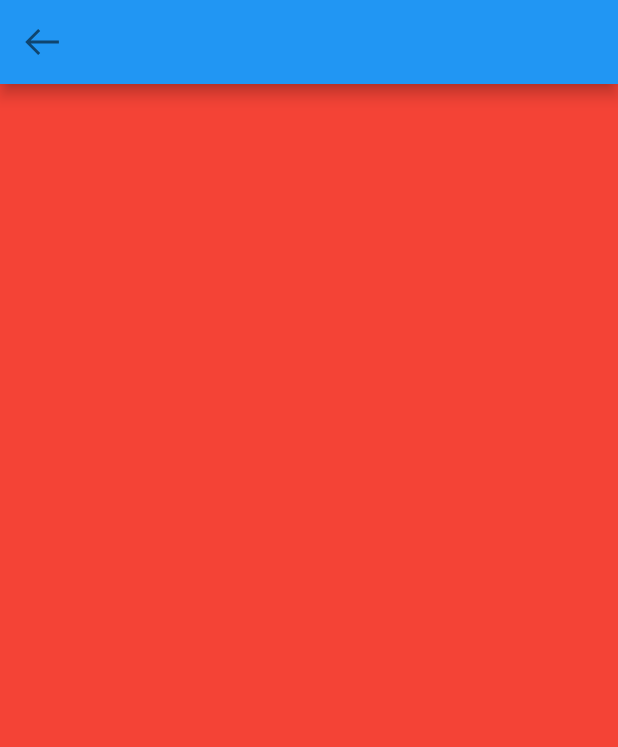
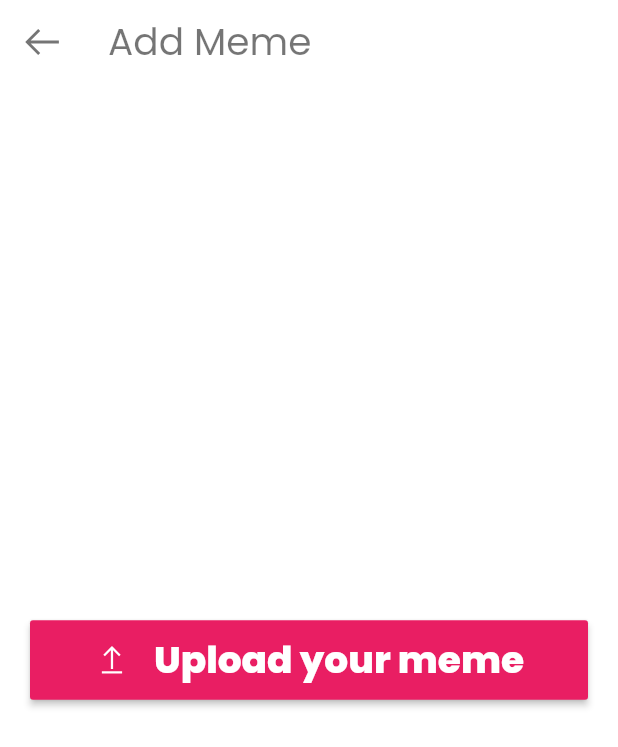
Before and after one commit to dwvicy/memeapp, a Flutter app: the FeaturePage screen opened by its route, on a phone screen of 412 x 824 dp. Shown: the top 747 px of the screen. Run offline on Flutter 3.47's test engine with Material 2 defaults, Android fonts, the phone set to English and light mode, and no system bars; our stand-ins replace carousel_slider, line_icons.

Commit message:
feat: addMeme

```diff
--- a/lib/screens/feature.dart
+++ b/lib/screens/feature.dart
@@ -1,5 +1,6 @@
 import 'package:flutter/material.dart';
 import 'package:line_icons/line_icon.dart';
+import 'package:line_icons/line_icons.dart';
 
 class FeaturePage extends StatefulWidget {
   const FeaturePage({Key? key}) : super(key: key);
@@ -12,15 +13,41 @@ class _FeaturePageState extends State<FeaturePage> {
   @override
   Widget build(BuildContext context) {
     return Scaffold(
-      backgroundColor: Colors.red,
+      backgroundColor: Colors.white,
       appBar: AppBar(
+        backgroundColor: Colors.white,
+      elevation: 0,
         leading: IconButton(
           icon: LineIcon.arrowLeft(),
           onPressed: () {
             Navigator.pop(context);
           },
         ),
+        title: Text('Add Meme', style: TextStyle(color: Colors.black54, fontSize: 25),),
       ),
+      body: Center(child: Padding(
+        padding: const EdgeInsets.only(left: 20, right: 20),
+        child: MaterialButton(
+          height: 50,
+          minWidth: 20,
+          color: Colors.pink,
+          onPressed: () {}, child: Row(
+            mainAxisAlignment: MainAxisAlignment.center,
+            children: [
+        Padding(
+          padding: const EdgeInsets.all(8.0),
+          child: Icon(
+          LineIcons.upload,
+          color: Colors.white,
+          size: 24.0,
+    ),
+        ),
+    Padding(
+      padding: const EdgeInsets.all(8.0),
+      child: Text('Upload your meme', style: TextStyle(color: Colors.white, fontWeight: FontWeight.bold, fontSize: 25),),
+    )
+        ],),),
+      ),),
     );
   }
 }
```
